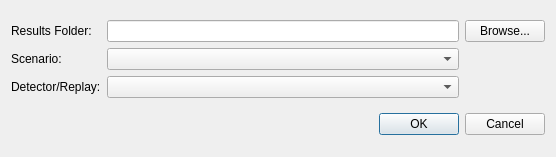
This is src/ui/id_import_dialog.ui in LLNL/RASE as Qt 5 draws it before an edit. The edited form follows.
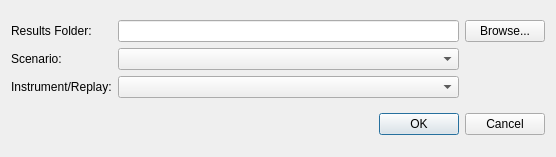
This is the edited form.

What changed in the file:
```diff
--- a/src/ui/id_import_dialog.ui
+++ b/src/ui/id_import_dialog.ui
@@ -46,7 +46,7 @@
      <item row="2" column="0">
       <widget class="QLabel" name="label">
        <property name="text">
-        <string>Detector/Replay:</string>
+        <string>Instrument/Replay:</string>
        </property>
       </widget>
      </item>
```
